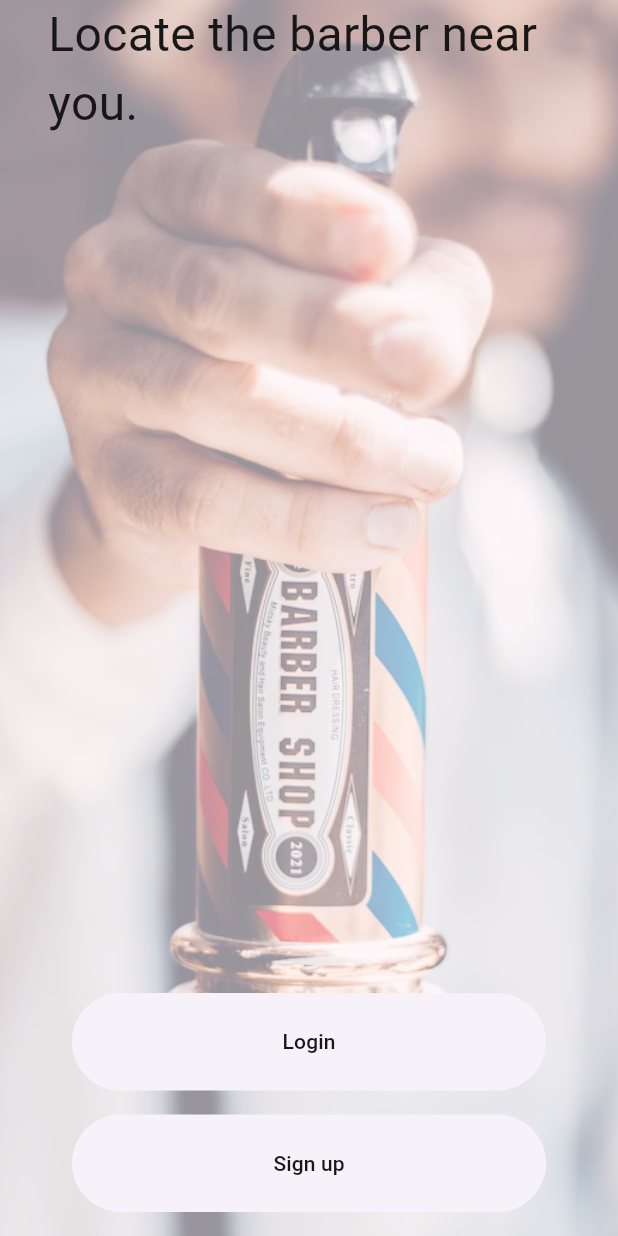
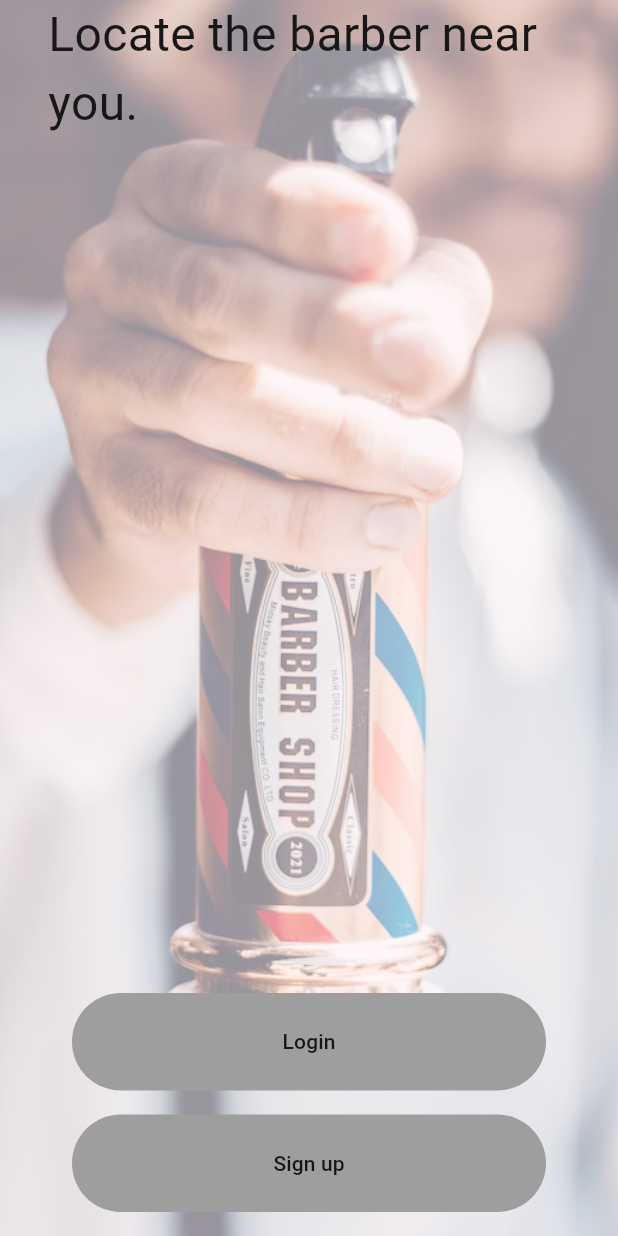
Before and after one commit to sjmagbanua/Barux, a Flutter app: the screen it shows after launch, on a phone screen of 412 x 824 dp. Run offline on Flutter 3.47's test engine with Material 3 defaults, Android fonts, the phone set to English and light mode, and no system bars; our stand-ins replace bloc, flutter_bloc, freezed_annotation, go_router, google_maps_flutter.

Commit message:
added bg color elevatedbutton

```diff
--- a/lib/main.dart
+++ b/lib/main.dart
@@ -1,8 +1,7 @@
+import 'package:barux/pages/onboardingScreen/view/onboardingScreenPage.dart';
 import 'package:barux/pages/signup/view/signupPage.dart';
 import 'package:flutter/material.dart';
 import 'package:go_router/go_router.dart';
-
-import 'pages/onboardingScreen/view/view.dart';
 
 void main() {
   runApp(const MyApp());
@@ -30,6 +29,7 @@ class MyApp extends StatelessWidget {
               65,
             ),
             elevation: 0,
+            backgroundColor: Colors.grey,
           ),
         ),
         inputDecorationTheme: InputDecorationTheme(
```
